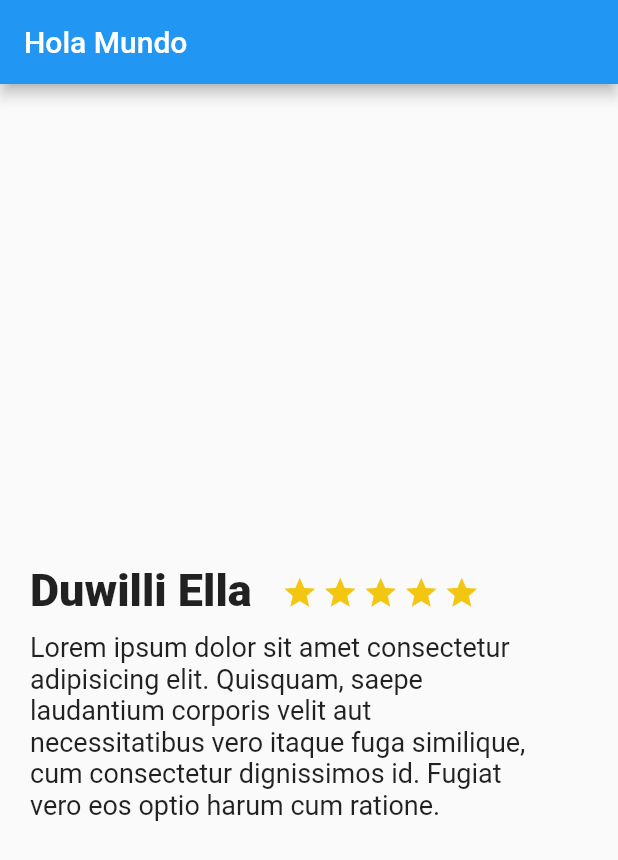
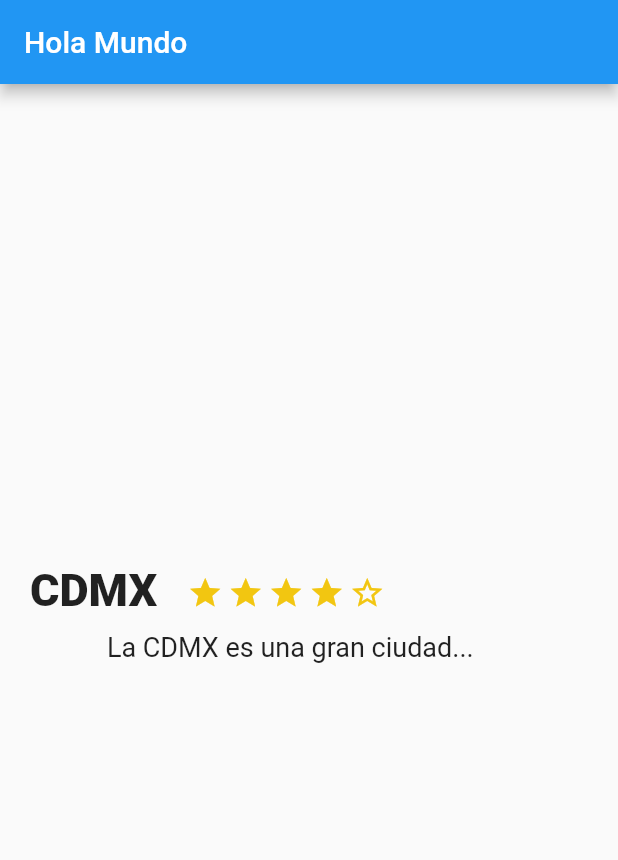
Before and after one commit to RaulBG/trips_flutter_app, a Flutter app: the screen it shows after launch, on a phone screen of 412 x 824 dp. Shown: the top 860 px of the screen. Run offline on Flutter 3.47's test engine with Material 2 defaults, Android fonts, the phone set to English and light mode, and no system bars.

Commit message:
Constructor en description_place

```diff
--- a/lib/description_place.dart
+++ b/lib/description_place.dart
@@ -1,9 +1,38 @@
 import 'package:flutter/material.dart';
 
 class DescriptionPlace extends StatelessWidget {
+
+  String namePlace;
+  int stars;
+  String descriptionPlace;
+
+  DescriptionPlace(this.namePlace, this.stars, this.descriptionPlace);
+
   @override
   Widget build(BuildContext context) {
-    // TODO: implement build
+
+    final star_half = Container(
+      margin: EdgeInsets.only(
+          top: 323.0,
+          right: 3.0
+      ),
+      child: Icon(
+          Icons.star_half,
+          color: Color(0xFFf2c611)
+      ),
+    );
+
+    final star_border = Container(
+      margin: EdgeInsets.only(
+          top: 323.0,
+          right: 3.0
+      ),
+      child: Icon(
+          Icons.star_border,
+          color: Color(0xFFf2c611)
+      ),
+    );
+
     final star = Container(
      margin: EdgeInsets.only(
        top: 323.0,
@@ -22,7 +51,7 @@ class DescriptionPlace extends StatelessWidget {
         right: 45.0
       ),
       child: Text(
-        "Lorem ipsum dolor sit amet consectetur adipisicing elit. Quisquam, saepe laudantium corporis velit aut necessitatibus vero itaque fuga similique, cum consectetur dignissimos id. Fugiat vero eos optio harum cum ratione.",
+        descriptionPlace,
         style: TextStyle(
           fontSize: 18.0
         )
@@ -38,7 +67,7 @@ class DescriptionPlace extends StatelessWidget {
             right: 20.0
           ),
           child: Text(
-            "Duwilli Ella",
+            namePlace,
             style: TextStyle(
               fontSize: 30.0,
               fontWeight: FontWeight.w900,
@@ -52,7 +81,7 @@ class DescriptionPlace extends StatelessWidget {
             star,
             star,
             star,
-            star
+            star_border
           ],
         )
       ],
--- a/lib/main.dart
+++ b/lib/main.dart
@@ -1,4 +1,5 @@
 import 'package:flutter/material.dart';
+
 import 'description_place.dart';
 
 void main() => runApp(MyApp());
@@ -25,7 +26,7 @@ class MyApp extends StatelessWidget {
         appBar: AppBar(
           title: Text("Hola Mundo"),
         ),
-        body: new DescriptionPlace(),
+        body: new DescriptionPlace("CDMX", 4, "La CDMX es una gran ciudad..."),
       )
       //MyHomePage(title: 'Flutter Demo Home Page'),
     );
```
Also changed, not shown: 1 other file.
